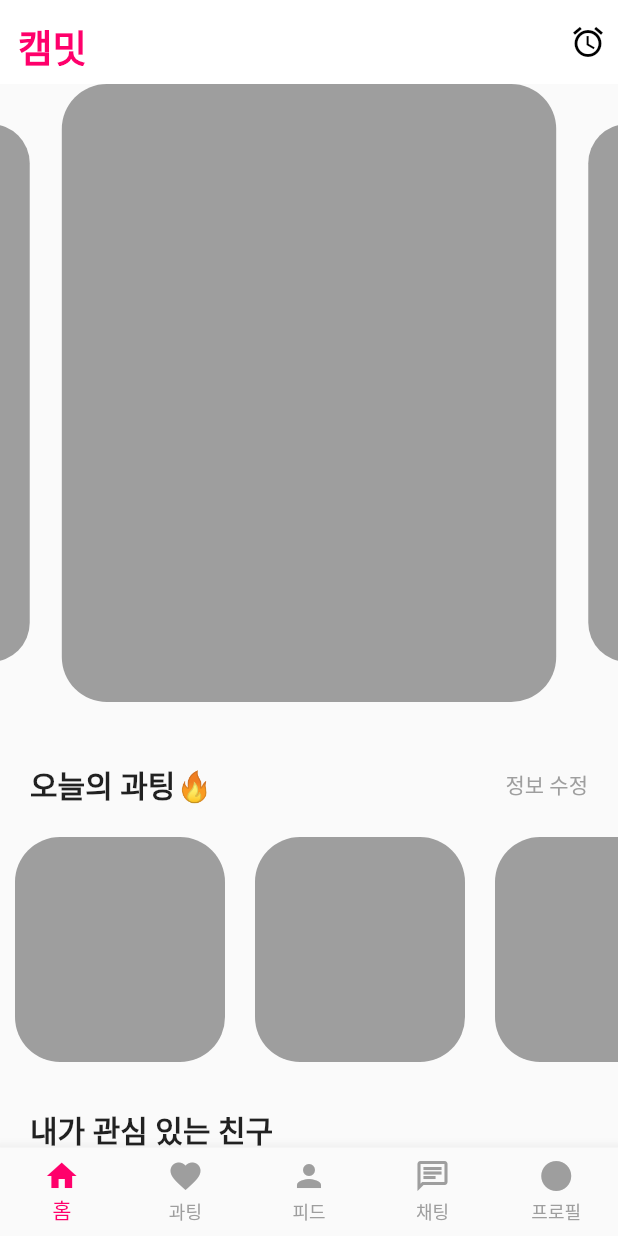
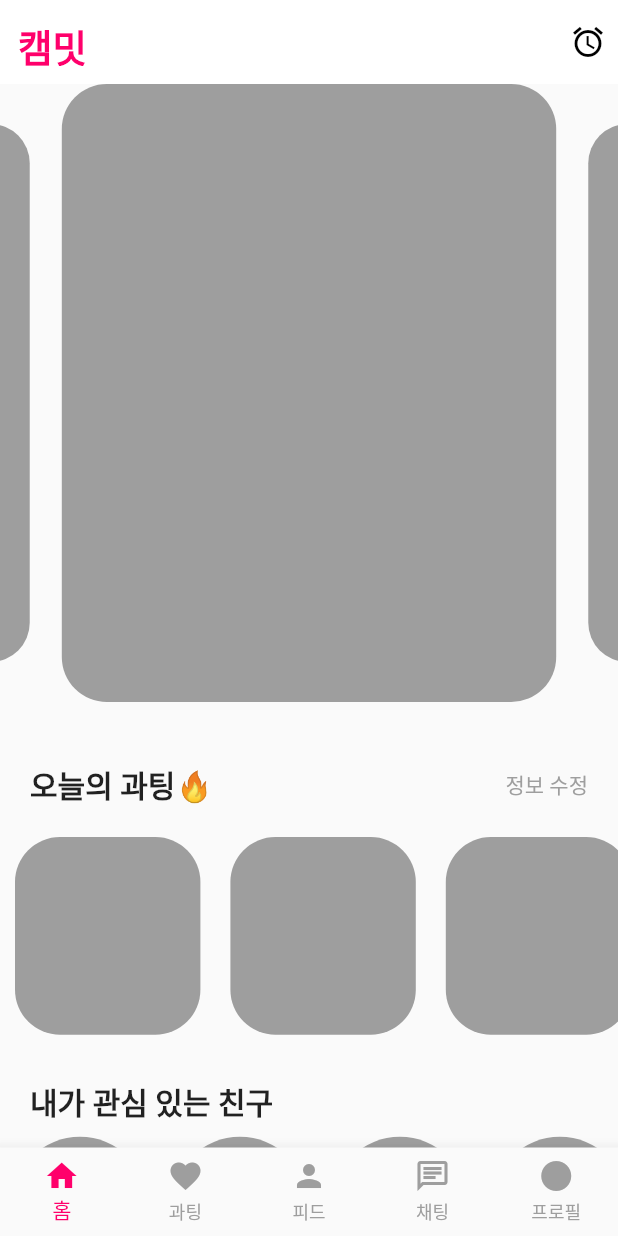
Before and after one commit to WantOscar/Dating_dw, a Flutter app: the screen it shows after launch, on a phone screen of 412 x 824 dp. Run offline on Flutter 3.47's test engine with Material 2 defaults, Android fonts, the phone set to English and light mode, and no system bars; drawn by our look-alikes of carousel_slider.

Commit message:
과팅 화면 구성

```diff
--- a/lib/Widget/circle_avatar.dart
+++ b/lib/Widget/circle_avatar.dart
@@ -8,8 +8,8 @@ class Avatar extends StatelessWidget {
     return Column(
       children: [
         Container(
-          width: 100,
-          height: 100,
+          width: MediaQuery.of(context).size.width * 0.22,
+          height: MediaQuery.of(context).size.width * 0.22,
           decoration: BoxDecoration(
               borderRadius: BorderRadius.circular(60), color: Colors.grey),
         ),
--- a/lib/Widget/gesture_box.dart
+++ b/lib/Widget/gesture_box.dart
@@ -8,8 +8,8 @@ class GestureBox extends StatelessWidget {
   @override
   Widget build(BuildContext context) {
     return Container(
-      width: 140,
-      height: 150,
+      width: MediaQuery.of(context).size.width * 0.3,
+      height: MediaQuery.of(context).size.width * 0.32,
       decoration: BoxDecoration(
           borderRadius: BorderRadius.circular(30), color: Colors.grey),
     );
```
Also changed, not shown: lib/Widget/meeting_container.dart (+17 -2 lines), lib/screen/meeting_screen.dart (+9 -5 lines).
